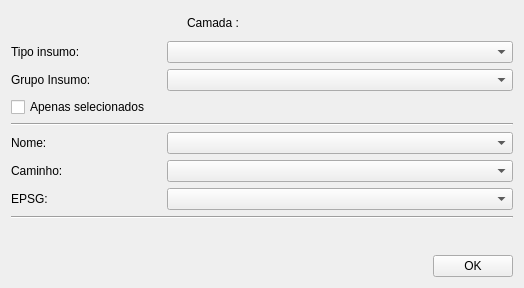
This is uis/createInputs.ui in dsgoficial/SAP_Gerente as Qt 5 draws it before an edit. The edited form follows.
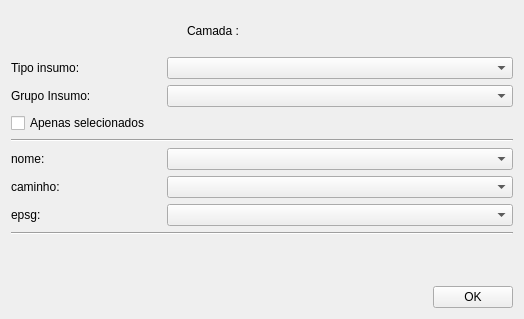
This is the edited form.

What changed in the file:
```diff
--- a/uis/createInputs.ui
+++ b/uis/createInputs.ui
@@ -7,7 +7,7 @@
     <x>0</x>
     <y>0</y>
     <width>524</width>
-    <height>288</height>
+    <height>319</height>
    </rect>
   </property>
   <property name="windowTitle">
@@ -44,7 +44,7 @@
         </size>
        </property>
        <property name="text">
-        <string>Nome:</string>
+        <string>nome:</string>
        </property>
       </widget>
      </item>
@@ -137,7 +137,7 @@
         </size>
        </property>
        <property name="text">
-        <string>Caminho:</string>
+        <string>caminho:</string>
        </property>
       </widget>
      </item>
@@ -196,7 +196,7 @@
         </size>
        </property>
        <property name="text">
-        <string>EPSG:</string>
+        <string>epsg:</string>
        </property>
       </widget>
      </item>
```
